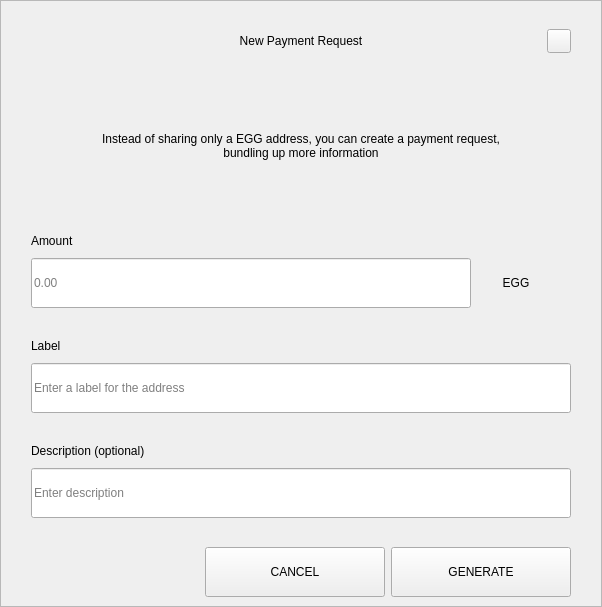
First picture: the form in src/qt/pivx/forms/requestdialog.ui, repository KingricharVD/DSW, before the edit.
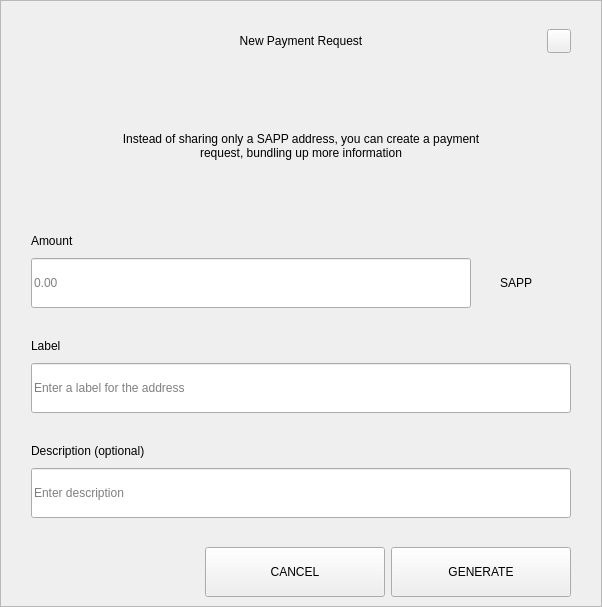
Second picture: the form after the edit.

```diff
--- a/src/qt/pivx/forms/requestdialog.ui
+++ b/src/qt/pivx/forms/requestdialog.ui
@@ -210,7 +210,7 @@
              </size>
             </property>
             <property name="text">
-             <string>Instead of sharing only a EGG address, you can create a payment request, bundling up more information</string>
+             <string>Instead of sharing only a SAPP address, you can create a payment request, bundling up more information</string>
             </property>
             <property name="alignment">
              <set>Qt::AlignCenter</set>
@@ -327,7 +327,7 @@
                    <item>
                     <widget class="QLabel" name="comboBoxCoin">
                      <property name="text">
-                      <string>EGG</string>
+                      <string>SAPP</string>
                      </property>
                      <property name="alignment">
                       <set>Qt::AlignCenter</set>
```
